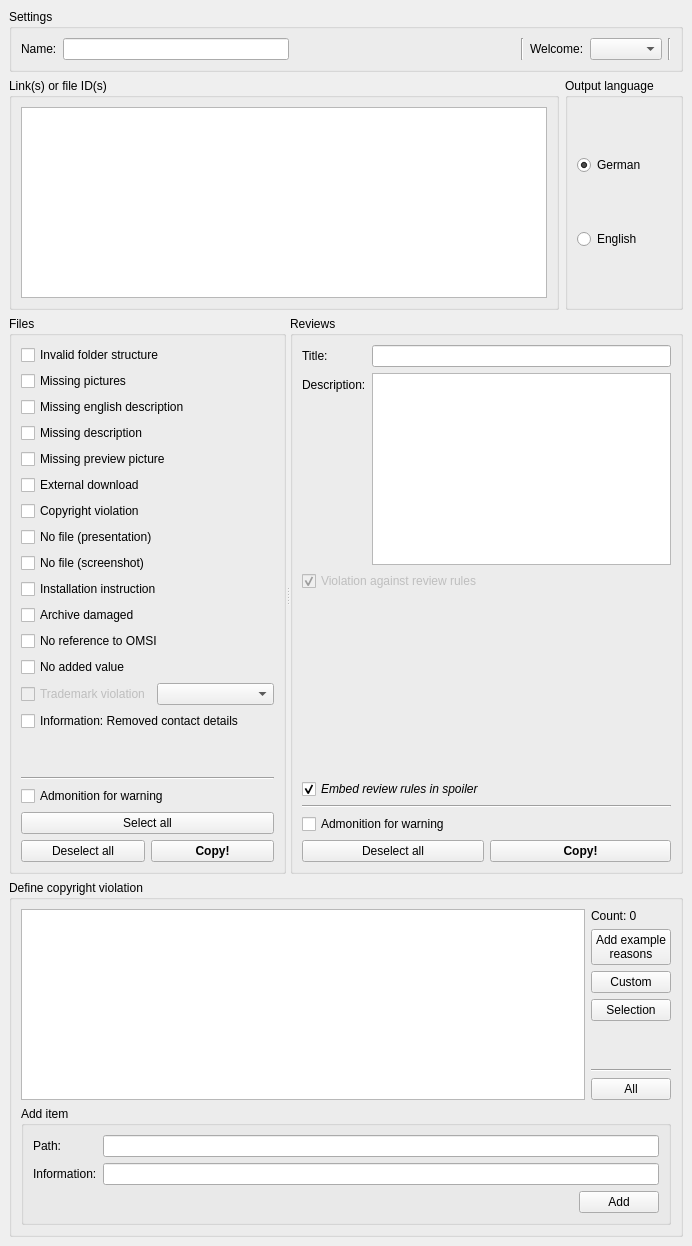
Old version of the form OTModules/wFbh/wfbh.ui in the repository pietr26/OMSI-Tools.
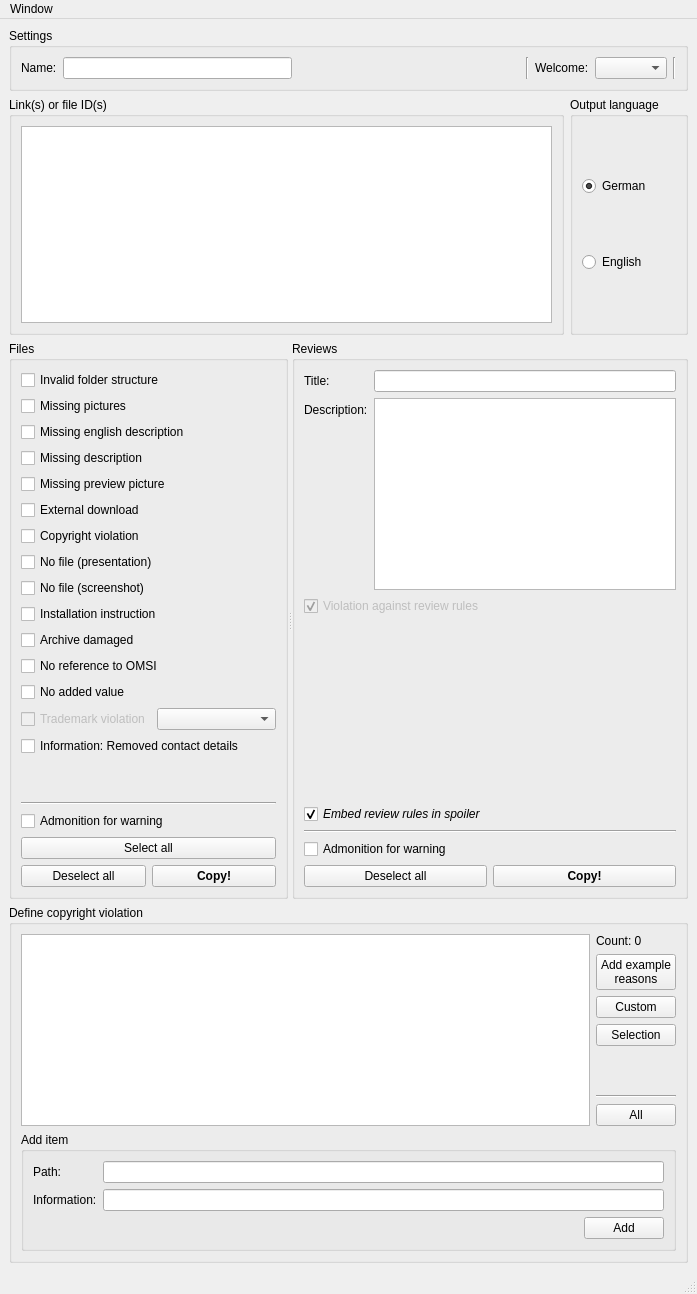
New version of the form. Icons and pictures are not drawn.

Commit message: Added menubar and settings action

Patch:
```diff
--- a/OTModules/wFbh/wfbh.ui
+++ b/OTModules/wFbh/wfbh.ui
@@ -6,8 +6,8 @@
    <rect>
     <x>0</x>
     <y>0</y>
-    <width>692</width>
-    <height>1246</height>
+    <width>697</width>
+    <height>1294</height>
    </rect>
   </property>
   <property name="windowTitle">
@@ -692,6 +692,26 @@
     </item>
    </layout>
   </widget>
+  <widget class="QMenuBar" name="menubar">
+   <property name="geometry">
+    <rect>
+     <x>0</x>
+     <y>0</y>
+     <width>697</width>
+     <height>24</height>
+    </rect>
+   </property>
+   <widget class="QMenu" name="menuWindow">
+    <property name="title">
+     <string>Window</string>
+    </property>
+    <addaction name="actionSettings"/>
+    <addaction name="separator"/>
+    <addaction name="actionClose"/>
+   </widget>
+   <addaction name="menuWindow"/>
+  </widget>
+  <widget class="QStatusBar" name="statusbar"/>
   <action name="actionClose">
    <property name="text">
     <string>Schließen</string>
```
Left out of the diff: 24 changed lines with no effect on the pictures. The commit also changes 6 other files.
